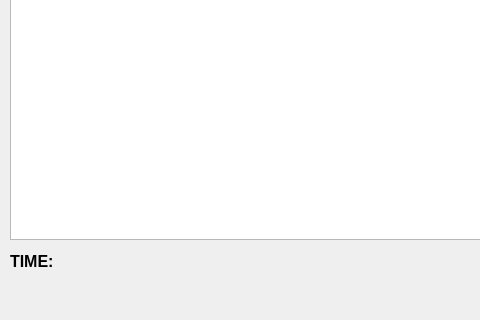
First picture: the form in Game/mainwindow.ui, repository KahalaV/OTEK, before the edit; both pictures show x 0 to 480 and y 364 to 684 of the 1129 by 684 pixel window.
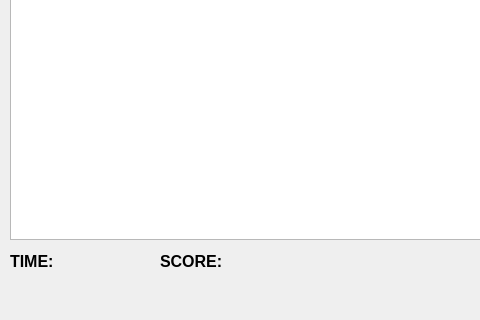
Second picture: the form after the edit.

Commit message: Destroyed buses now stop moving. The plane movement is now smoother. Added score counter to MainWindow

Diff of the .ui file:
```diff
--- a/Game/mainwindow.ui
+++ b/Game/mainwindow.ui
@@ -68,6 +68,44 @@
      <string>TIME:</string>
     </property>
    </widget>
+   <widget class="QLabel" name="scireTitleLabel">
+    <property name="geometry">
+     <rect>
+      <x>160</x>
+      <y>610</y>
+      <width>71</width>
+      <height>31</height>
+     </rect>
+    </property>
+    <property name="font">
+     <font>
+      <pointsize>12</pointsize>
+      <weight>75</weight>
+      <bold>true</bold>
+     </font>
+    </property>
+    <property name="text">
+     <string>SCORE:</string>
+    </property>
+   </widget>
+   <widget class="QLabel" name="scoreLabel">
+    <property name="geometry">
+     <rect>
+      <x>240</x>
+      <y>610</y>
+      <width>71</width>
+      <height>31</height>
+     </rect>
+    </property>
+    <property name="font">
+     <font>
+      <pointsize>12</pointsize>
+     </font>
+    </property>
+    <property name="text">
+     <string/>
+    </property>
+   </widget>
   </widget>
   <widget class="QMenuBar" name="menubar">
    <property name="geometry">
```
The commit also changes 6 other files.
